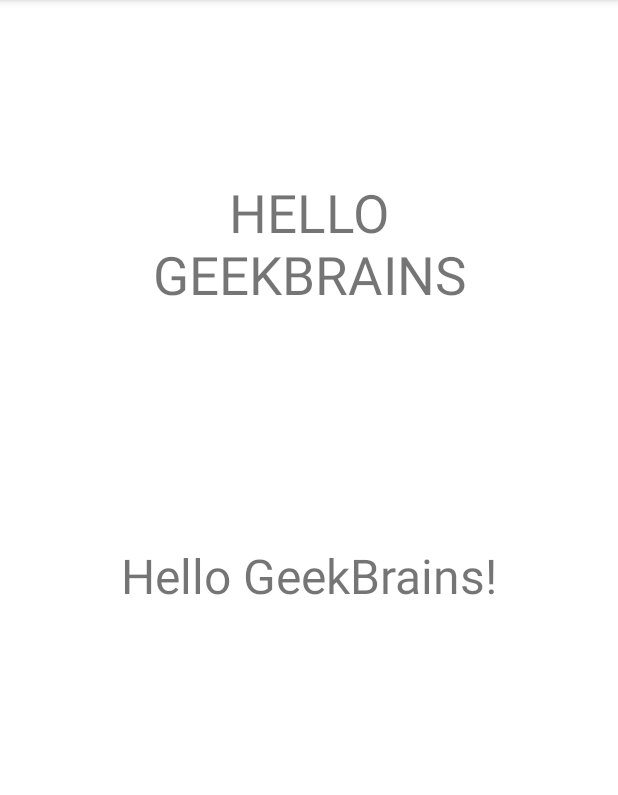
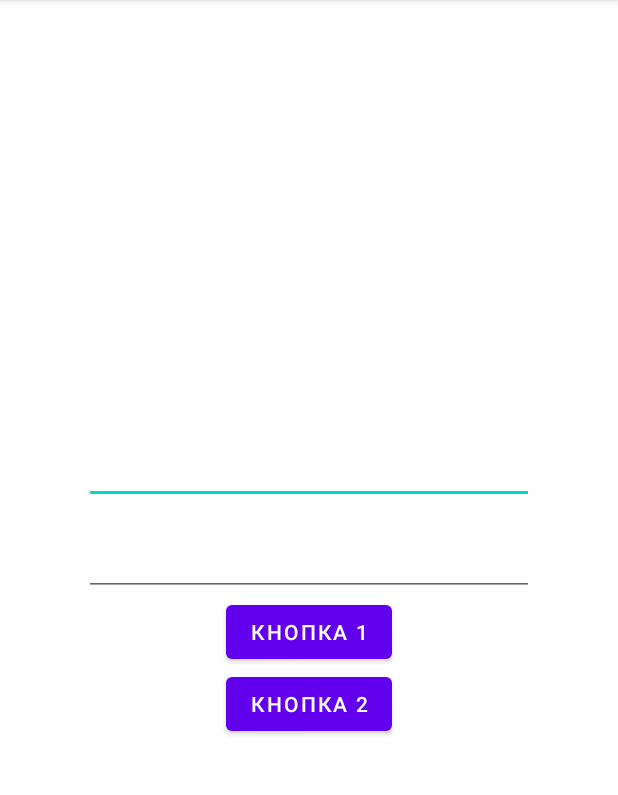
Before and after one commit to le0ninja/Group_1919hwOne, an Android app: the screen it shows after launch (MainActivity), on a phone screen of 412 x 824 dp, the part 84-879 px from its top. Run offline under Robolectric (Android 15) with nearby library versions, the phone set to English and light mode, and no system bars.

Commit message:
2 элемента - EditText 2 элемента - Button

```diff
--- a/app/src/main/res/layout/activity_main.xml
+++ b/app/src/main/res/layout/activity_main.xml
@@ -1,35 +1,44 @@
 <?xml version="1.0" encoding="utf-8"?>
-<androidx.constraintlayout.widget.ConstraintLayout xmlns:android="http://schemas.android.com/apk/res/android"
+<LinearLayout xmlns:android="http://schemas.android.com/apk/res/android"
     xmlns:app="http://schemas.android.com/apk/res-auto"
     xmlns:tools="http://schemas.android.com/tools"
     android:layout_width="match_parent"
     android:layout_height="match_parent"
+    android:gravity="center"
+    android:orientation="vertical"
     tools:context=".MainActivity">
 
-    <TextView
-        android:id="@+id/textView2"
+
+    <EditText
+        android:id="@+id/etOne"
         android:layout_width="300dp"
-        android:layout_height="120dp"
+        android:layout_height="wrap_content"
+        android:layout_gravity="center"
         android:gravity="center"
-        android:text="Hello GeekBrains!"
-        android:textSize="32dp"
-        app:layout_constraintBottom_toBottomOf="parent"
-        app:layout_constraintLeft_toLeftOf="parent"
-        app:layout_constraintRight_toRightOf="parent"
-        app:layout_constraintTop_toTopOf="parent" />
+        android:inputType="text"
+        android:textSize="30sp" />
 
-    <TextView
-        android:id="@+id/textView"
+    <EditText
+        android:id="@+id/etTwo"
         android:layout_width="300dp"
-        android:layout_height="150dp"
-        android:text="HELLO GEEKBRAINS"
-        android:visibility="visible"
+        android:layout_height="wrap_content"
+        android:layout_gravity="center"
         android:gravity="center"
-        android:textSize="35dp"
-        app:layout_constraintBottom_toTopOf="@+id/textView2"
-        app:layout_constraintEnd_toEndOf="parent"
-        app:layout_constraintStart_toStartOf="parent"
-        app:layout_constraintTop_toTopOf="parent"
-        tools:visibility="visible" />
+        android:inputType="date"
+        android:textSize="30sp" />
 
-</androidx.constraintlayout.widget.ConstraintLayout>
+    <Button
+        android:id="@+id/btn"
+        android:layout_width="wrap_content"
+        android:layout_height="wrap_content"
+        android:text="Кнопка 1"/>
+    <Button
+        android:id="@+id/btn2"
+        android:layout_width="wrap_content"
+        android:layout_height="wrap_content"
+        android:text="Кнопка 2"/>
+
+
+
+
+</LinearLayout>
```
